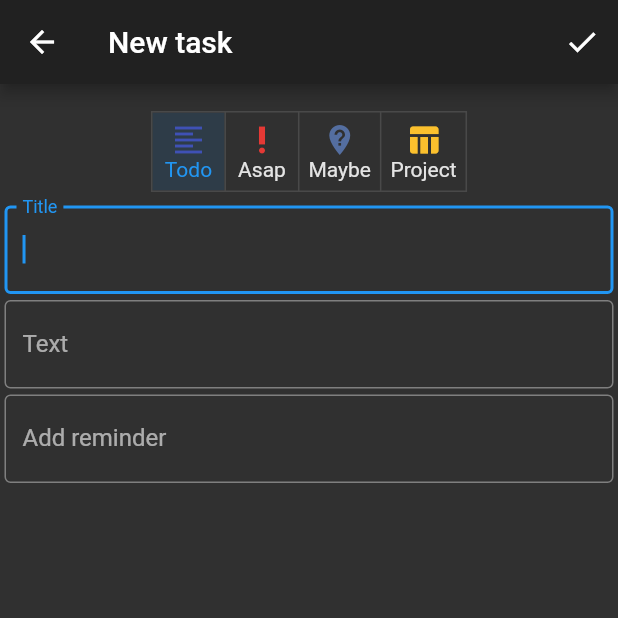
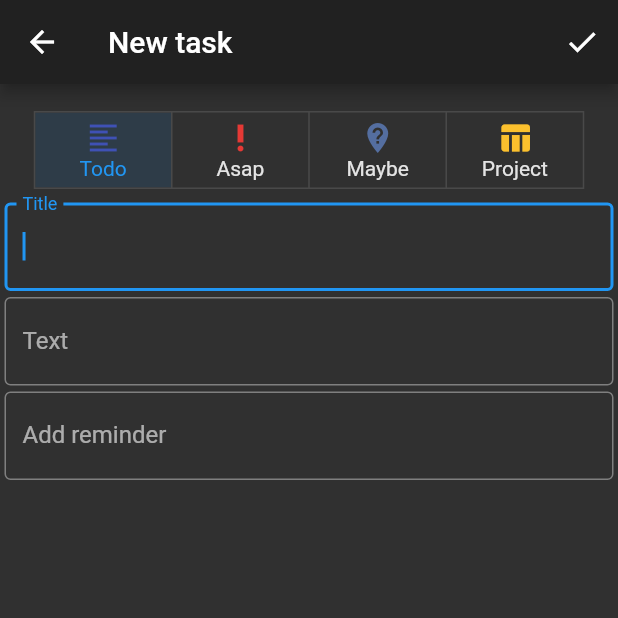
Before and after one commit to Honza0297/ITU, a Flutter app: the NewTask screen opened directly, on a phone screen of 412 x 824 dp, the top half of it. Run offline on Flutter 3.47's test engine with Material 2 defaults, Android fonts, the phone set to English and light mode, and no system bars; our stand-ins replace flutter_slidable, shared_preferences; accounts and stored records are empty; statements that could not run were skipped.

Commit message:
newtask fixed togglebuttons overflowing

```diff
--- a/lib/NewTask.dart
+++ b/lib/NewTask.dart
@@ -300,18 +300,21 @@ class MyButton extends StatelessWidget {
 
 
   final String text;
-  final EdgeInsets myPadding = EdgeInsets.all(6.0);
+  final EdgeInsets myPadding = EdgeInsets.all(5.0);
   final Color color;
   final IconData icon;
 
   Widget build(BuildContext context) {
-    return Padding(
+    return Container(
+      width: (MediaQuery.of(context).size.width - 50)/4,
+      child: Padding(
         padding: myPadding,
         child: Column(
             children: <Widget>[
               Icon(icon, color: color, ),
               Text(text, ),//style: TextStyle(color: color)),
             ]),
+      ),
     );
   }
 }
```
Lines whose indentation alone changed are shown as unchanged.
